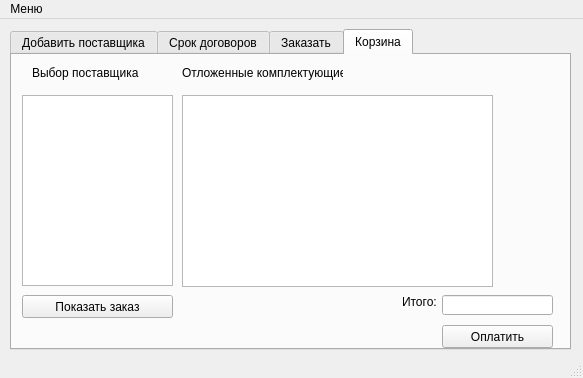
The window that windowpredpriatia.ui (IraSoro/bike-store-database) describes before a commit, drawn with Qt 5.
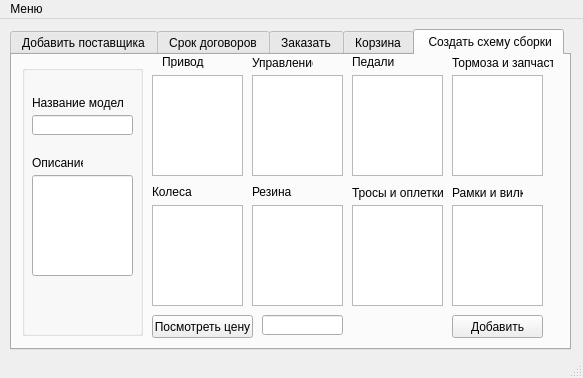
The same window after the commit.

Commit message: Added new tad in Form for Predpriatia and Klients; added new table in data base

The edit to the form file:
```diff
--- a/windowpredpriatia.ui
+++ b/windowpredpriatia.ui
@@ -24,7 +24,7 @@
      </rect>
     </property>
     <property name="currentIndex">
-     <number>3</number>
+     <number>4</number>
     </property>
     <widget class="QWidget" name="tab">
      <attribute name="title">
@@ -494,6 +494,290 @@
       </property>
      </widget>
     </widget>
+    <widget class="QWidget" name="tab_5">
+     <attribute name="title">
+      <string> Создать схему сборки</string>
+     </attribute>
+     <widget class="QPushButton" name="pushButton_3">
+      <property name="geometry">
+       <rect>
+        <x>440</x>
+        <y>260</y>
+        <width>91</width>
+        <height>23</height>
+       </rect>
+      </property>
+      <property name="text">
+       <string>Добавить</string>
+      </property>
+     </widget>
+     <widget class="QListWidget" name="listWidget_Ramki">
+      <property name="geometry">
+       <rect>
+        <x>440</x>
+        <y>150</y>
+        <width>91</width>
+        <height>101</height>
+       </rect>
+      </property>
+     </widget>
+     <widget class="QLabel" name="label_20">
+      <property name="geometry">
+       <rect>
+        <x>140</x>
+        <y>130</y>
+        <width>47</width>
+        <height>13</height>
+       </rect>
+      </property>
+      <property name="text">
+       <string>Колеса</string>
+      </property>
+     </widget>
+     <widget class="QLabel" name="label_21">
+      <property name="geometry">
+       <rect>
+        <x>340</x>
+        <y>0</y>
+        <width>47</width>
+        <height>13</height>
+       </rect>
+      </property>
+      <property name="text">
+       <string>Педали</string>
+      </property>
+     </widget>
+     <widget class="QListWidget" name="listWidget_Tros">
+      <property name="geometry">
+       <rect>
+        <x>340</x>
+        <y>150</y>
+        <width>91</width>
+        <height>101</height>
+       </rect>
+      </property>
+     </widget>
+     <widget class="QLabel" name="label_22">
+      <property name="geometry">
+       <rect>
+        <x>240</x>
+        <y>0</y>
+        <width>61</width>
+        <height>16</height>
+       </rect>
+      </property>
+      <property name="text">
+       <string>Управление</string>
+      </property>
+     </widget>
+     <widget class="QLabel" name="label_23">
+      <property name="geometry">
+       <rect>
+        <x>440</x>
+        <y>0</y>
+        <width>101</width>
+        <height>16</height>
+       </rect>
+      </property>
+      <property name="text">
+       <string>Тормоза и запчасти</string>
+      </property>
+     </widget>
+     <widget class="QLabel" name="label_24">
+      <property name="geometry">
+       <rect>
+        <x>150</x>
+        <y>0</y>
+        <width>47</width>
+        <height>13</height>
+       </rect>
+      </property>
+      <property name="text">
+       <string>Привод</string>
+      </property>
+     </widget>
+     <widget class="QListWidget" name="listWidget_Rezina">
+      <property name="geometry">
+       <rect>
+        <x>240</x>
+        <y>150</y>
+        <width>91</width>
+        <height>101</height>
+       </rect>
+      </property>
+     </widget>
+     <widget class="QLabel" name="label_25">
+      <property name="geometry">
+       <rect>
+        <x>440</x>
+        <y>130</y>
+        <width>71</width>
+        <height>16</height>
+       </rect>
+      </property>
+      <property name="text">
+       <string>Рамки и вилки</string>
+      </property>
+     </widget>
+     <widget class="QListWidget" name="listWidget_Privod">
+      <property name="geometry">
+       <rect>
+        <x>140</x>
+        <y>20</y>
+        <width>91</width>
+        <height>101</height>
+       </rect>
+      </property>
+     </widget>
+     <widget class="QLabel" name="label_26">
+      <property name="geometry">
+       <rect>
+        <x>340</x>
+        <y>130</y>
+        <width>91</width>
+        <height>16</height>
+       </rect>
+      </property>
+      <property name="text">
+       <string>Тросы и оплетки</string>
+      </property>
+     </widget>
+     <widget class="QLineEdit" name="lineEdit_Price">
+      <property name="geometry">
+       <rect>
+        <x>250</x>
+        <y>260</y>
+        <width>81</width>
+        <height>20</height>
+       </rect>
+      </property>
+     </widget>
+     <widget class="QPushButton" name="pushButton_Price">
+      <property name="geometry">
+       <rect>
+        <x>140</x>
+        <y>260</y>
+        <width>101</width>
+        <height>23</height>
+       </rect>
+      </property>
+      <property name="text">
+       <string>Посмотреть цену</string>
+      </property>
+     </widget>
+     <widget class="QListWidget" name="listWidget_Pedal">
+      <property name="geometry">
+       <rect>
+        <x>340</x>
+        <y>20</y>
+        <width>91</width>
+        <height>101</height>
+       </rect>
+      </property>
+     </widget>
+     <widget class="QListWidget" name="listWidget_Tormoz">
+      <property name="geometry">
+       <rect>
+        <x>440</x>
+        <y>20</y>
+        <width>91</width>
+        <height>101</height>
+       </rect>
+      </property>
+     </widget>
+     <widget class="QLabel" name="label_27">
+      <property name="geometry">
+       <rect>
+        <x>240</x>
+        <y>130</y>
+        <width>47</width>
+        <height>13</height>
+       </rect>
+      </property>
+      <property name="text">
+       <string>Резина</string>
+      </property>
+     </widget>
+     <widget class="QListWidget" name="listWidget_Upravl">
+      <property name="geometry">
+       <rect>
+        <x>240</x>
+        <y>20</y>
+        <width>91</width>
+        <height>101</height>
+       </rect>
+      </property>
+     </widget>
+     <widget class="QListWidget" name="listWidget_Kolesa">
+      <property name="geometry">
+       <rect>
+        <x>140</x>
+        <y>150</y>
+        <width>91</width>
+        <height>101</height>
+       </rect>
+      </property>
+     </widget>
+     <widget class="QGroupBox" name="groupBox">
+      <property name="geometry">
+       <rect>
+        <x>10</x>
+        <y>10</y>
+        <width>121</width>
+        <height>271</height>
+       </rect>
+      </property>
+      <property name="title">
+       <string/>
+      </property>
+      <widget class="QLineEdit" name="lineEdit">
+       <property name="geometry">
+        <rect>
+         <x>10</x>
+         <y>50</y>
+         <width>101</width>
+         <height>20</height>
+        </rect>
+       </property>
+      </widget>
+      <widget class="QLineEdit" name="lineEdit_2">
+       <property name="geometry">
+        <rect>
+         <x>10</x>
+         <y>110</y>
+         <width>101</width>
+         <height>101</height>
+        </rect>
+       </property>
+      </widget>
+      <widget class="QLabel" name="label_28">
+       <property name="geometry">
+        <rect>
+         <x>10</x>
+         <y>30</y>
+         <width>91</width>
+         <height>16</height>
+        </rect>
+       </property>
+       <property name="text">
+        <string>Название модели</string>
+       </property>
+      </widget>
+      <widget class="QLabel" name="label_29">
+       <property name="geometry">
+        <rect>
+         <x>10</x>
+         <y>90</y>
+         <width>51</width>
+         <height>16</height>
+        </rect>
+       </property>
+       <property name="text">
+        <string>Описание</string>
+       </property>
+      </widget>
+     </widget>
+    </widget>
    </widget>
   </widget>
   <widget class="QMenuBar" name="menubar">
```
The commit also changes 5 other files.
